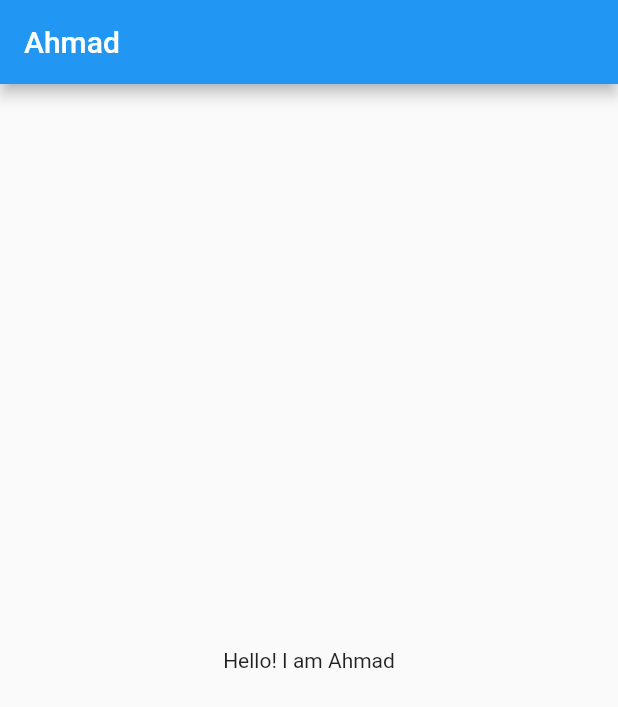
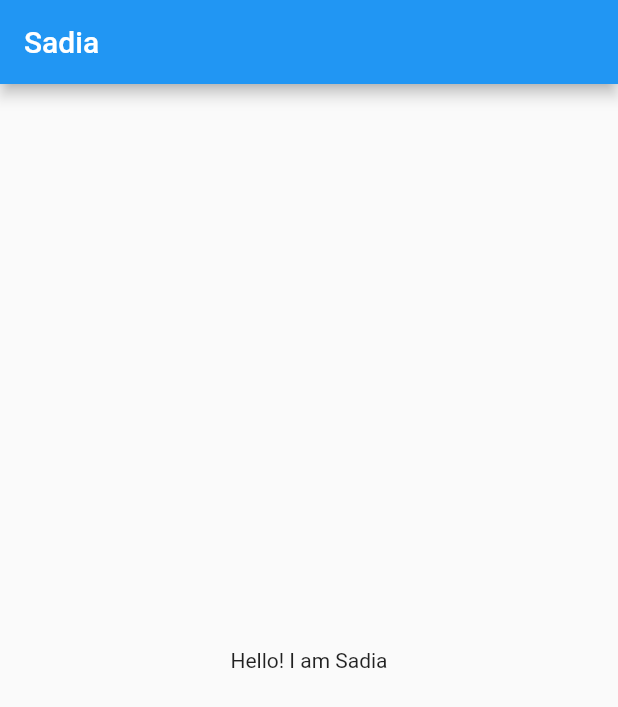
Before and after one commit to zeeshan564/flutter-interns-summers-23, a Flutter app: the screen it shows after launch, on a phone screen of 412 x 824 dp. Shown: the top 707 px of the screen. Run offline on Flutter 3.47's test engine with Material 2 defaults, Android fonts, the phone set to English and light mode, and no system bars.

Commit message:
Assesment done

```diff
--- /dev/null
+++ b/lib/assesment_1/fi_sadia.dart
@@ -0,0 +1,17 @@
+import 'package:flutter/material.dart';
+
+class FIASadia extends StatelessWidget {
+  const FIASadia({super.key});
+
+  @override
+  Widget build(BuildContext context) {
+    return Scaffold(
+      appBar: AppBar(
+        title: const Text("Sadia"),
+      ),
+      body: const Center(
+        child: Text("Hello! I am Sadia"),
+      ),
+    );
+  }
+}
--- a/lib/main.dart
+++ b/lib/main.dart
@@ -1,5 +1,5 @@
 import 'package:flutter/material.dart';
-import 'package:flutter_interns/assesment_1/fi_ahmad.dart';
+import 'package:flutter_interns/assesment_1/fi_sadia.dart';
 
 void main(List<String> args) {
   runApp(const MyApp());
@@ -11,7 +11,7 @@ class MyApp extends StatelessWidget {
   @override
   Widget build(BuildContext context) {
     return const MaterialApp(
-      home: FIAhmad(),
+      home: FIASadia(),
     );
   }
 }
```
